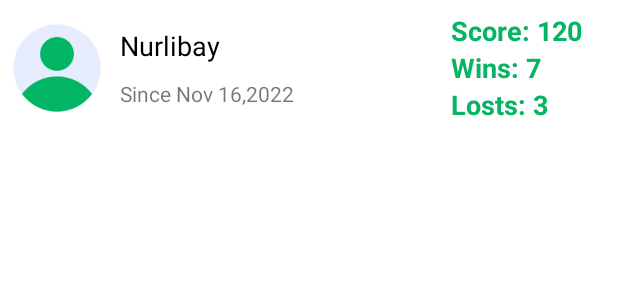
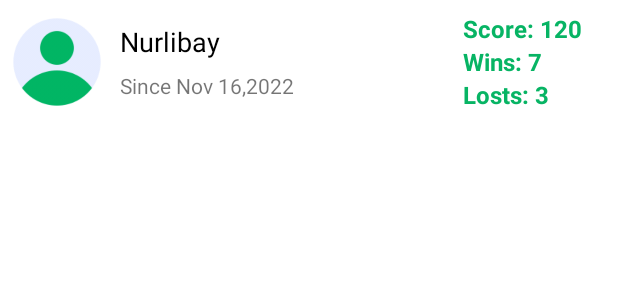
Before and after one commit to Nurlibay/Online-Math-Game, an Android app: the layout item_statistics.xml on its own in the app's theme, with its tools: preview values and no code run, on a phone screen of 412 x 824 dp. Shown: the top 300 px of the screen. Run offline under Robolectric (Android 15) with nearby library versions, the phone set to English and light mode, and no system bars.

Commit message:
statistics screen prepared

```diff
--- a/app/src/main/res/layout/item_statistics.xml
+++ b/app/src/main/res/layout/item_statistics.xml
@@ -20,14 +20,15 @@
     <androidx.appcompat.widget.AppCompatTextView
         android:id="@+id/tv_player_name"
         android:layout_width="0dp"
+        app:layout_constraintEnd_toStartOf="@id/layout_statistics"
         android:layout_height="wrap_content"
         android:layout_marginStart="12dp"
         tools:text="Nurlibay"
         android:ellipsize="end"
         android:singleLine="true"
+        android:layout_marginEnd="@dimen/margin_middle"
         android:textColor="@color/black"
         android:textSize="18dp"
-        app:layout_constraintEnd_toStartOf="@id/tv_score"
         android:gravity="start"
         app:layout_constraintBottom_toTopOf="@id/tv_date"
         app:layout_constraintStart_toEndOf="@id/iv_player"
@@ -45,6 +46,7 @@
         android:layout_marginEnd="@dimen/margin_standard"/>
 
     <androidx.appcompat.widget.LinearLayoutCompat
+        android:id="@+id/layout_statistics"
         android:layout_width="wrap_content"
         android:layout_height="match_parent"
         app:layout_constraintEnd_toEndOf="parent"
@@ -58,7 +60,7 @@
             android:layout_width="wrap_content"
             android:layout_height="wrap_content"
             app:layout_constraintEnd_toEndOf="parent"
-            android:textSize="18dp"
+            android:textSize="16dp"
             android:textColor="@color/main_color"
             android:textStyle="bold"
             app:layout_constraintTop_toTopOf="parent"
@@ -72,7 +74,7 @@
             android:layout_width="wrap_content"
             android:layout_height="wrap_content"
             app:layout_constraintEnd_toEndOf="parent"
-            android:textSize="18dp"
+            android:textSize="16dp"
             android:textColor="@color/main_color"
             android:textStyle="bold"
             app:layout_constraintTop_toTopOf="parent"
@@ -85,7 +87,7 @@
             android:layout_width="wrap_content"
             android:layout_height="wrap_content"
             app:layout_constraintEnd_toEndOf="parent"
-            android:textSize="18dp"
+            android:textSize="16dp"
             android:textColor="@color/main_color"
             android:textStyle="bold"
             app:layout_constraintTop_toTopOf="parent"
```
Also changed, not shown: app/src/main/java/uz/nurlibaydev/onlinemathgame/data/source/helper/PlayerHelper.kt (+1 -8 lines), app/src/main/java/uz/nurlibaydev/onlinemathgame/presentation/main/players/PlayersScreen.kt (+11 -1 lines).
